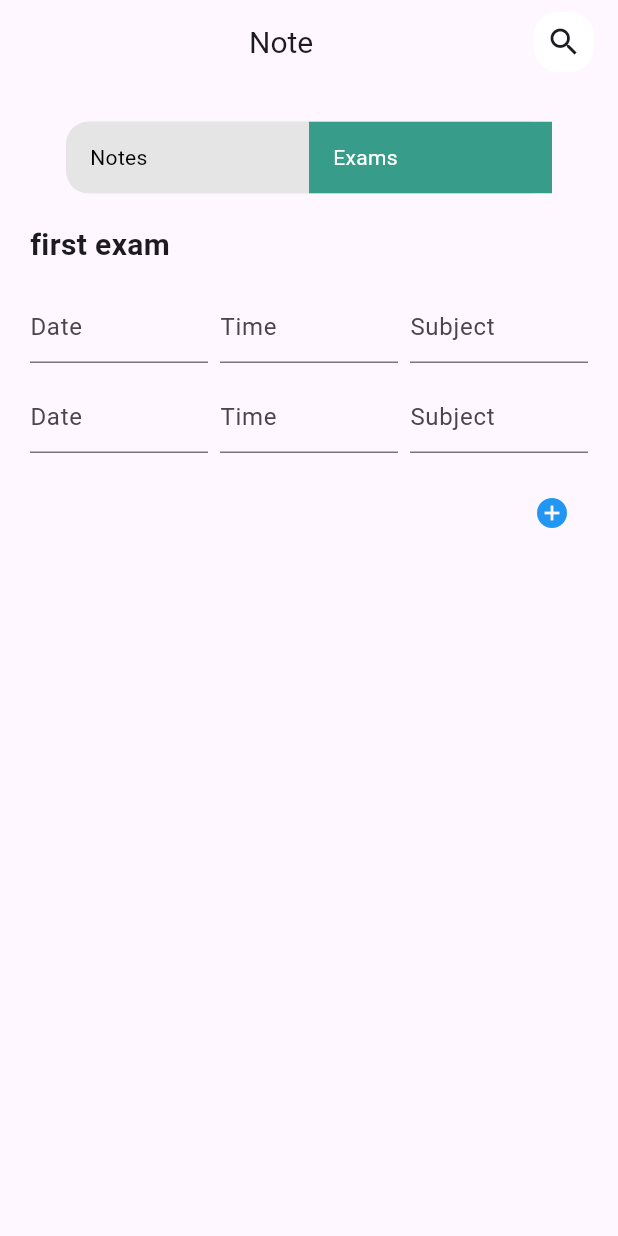
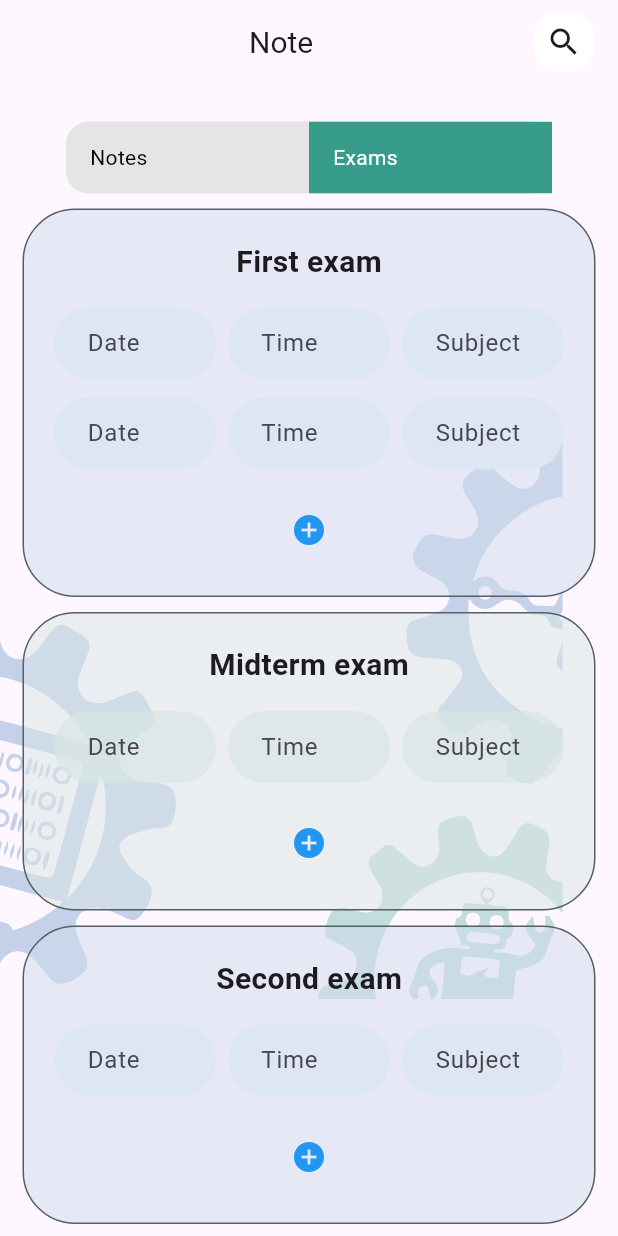
Before and after one commit to tmalkawi44-sudo/notes_app, a Flutter app: the screen it shows after launch, after a tap on "Exams", after a tap on the "add circle" icon, on a phone screen of 412 x 824 dp. Run offline on Flutter 3.47's test engine with Material 3 defaults, Android fonts, the phone set to English and light mode, and no system bars; our stand-ins replace flutter_svg.

Commit message:
ending the app design

```diff
--- a/lib/views/exams_class.dart
+++ b/lib/views/exams_class.dart
@@ -1,4 +1,6 @@
 import 'package:flutter/material.dart';
+import 'package:flutter_svg/flutter_svg.dart';
+
 import 'package:notes_app/widgets/exams_container.dart';
 
 class ExamsClass extends StatelessWidget {
@@ -6,9 +8,103 @@ class ExamsClass extends StatelessWidget {
 
   @override
   Widget build(BuildContext context) {
-    return Center(
-      child: Column(
-        children: [Expanded(child: ExamsContainer(title: 'first exam '))],
+    return Expanded(
+      child: Stack(
+        children: [
+          Container(
+            child: Padding(
+              padding: const EdgeInsets.only(top: 150),
+              child: SvgPicture.asset('lib/icons/background ( all logos ).svg'),
+            ),
+          ),
+          Expanded(
+            child: ListView(
+              children: [
+                SizedBox(height: 10),
+                Padding(
+                  padding: const EdgeInsets.symmetric(horizontal: 15),
+                  child: Container(
+                    decoration: BoxDecoration(
+                      border: Border(
+                        top: BorderSide(color: Color(0xff546068)),
+                        bottom: BorderSide(color: Color(0xff546068)),
+                        right: BorderSide(color: Color(0xff546068)),
+                        left: BorderSide(color: Color(0xff546068)),
+                      ),
+                      color: Color(0xffcfdbeb).withOpacity(0.5),
+                      borderRadius: BorderRadius.circular(35),
+                    ),
+                    child: ExamsContainer(
+                      title: 'First exam',
+                      color: Color(0xffdde7f3),
+                    ),
+                  ),
+                ),
+                SizedBox(height: 10),
+                Padding(
+                  padding: const EdgeInsets.symmetric(horizontal: 15),
+                  child: Container(
+                    decoration: BoxDecoration(
+                      border: Border(
+                        top: BorderSide(color: Color(0xff546068)),
+                        bottom: BorderSide(color: Color(0xff546068)),
+                        right: BorderSide(color: Color(0xff546068)),
+                        left: BorderSide(color: Color(0xff546068)),
+                      ),
+                      color: Color(0xffd9e6e4).withOpacity(0.5),
+                      borderRadius: BorderRadius.circular(35),
+                    ),
+                    child: ExamsContainer(
+                      title: 'Midterm exam',
+                      color: Color(0xffd9e6e4).withOpacity(0.7),
+                    ),
+                  ),
+                ),
+                SizedBox(height: 10),
+                Padding(
+                  padding: const EdgeInsets.symmetric(horizontal: 15),
+                  child: Container(
+                    decoration: BoxDecoration(
+                      border: Border(
+                        top: BorderSide(color: Color(0xff546068)),
+                        bottom: BorderSide(color: Color(0xff546068)),
+                        right: BorderSide(color: Color(0xff546068)),
+                        left: BorderSide(color: Color(0xff546068)),
+                      ),
+                      color: Color(0xffcfdbeb).withOpacity(0.5),
+                      borderRadius: BorderRadius.circular(35),
+                    ),
+                    child: ExamsContainer(
+                      title: 'Second exam',
+                      color: Color(0xffdde7f3),
+                    ),
+                  ),
+                ),
+                SizedBox(height: 10),
+                Padding(
+                  padding: const EdgeInsets.symmetric(horizontal: 15),
+                  child: Container(
+                    decoration: BoxDecoration(
+                      border: Border(
+                        top: BorderSide(color: Color(0xff546068)),
+                        bottom: BorderSide(color: Color(0xff546068)),
+                        right: BorderSide(color: Color(0xff546068)),
+                        left: BorderSide(color: Color(0xff546068)),
+                      ),
+                      color: Color(0xffd9e6e4).withOpacity(0.5),
+                      borderRadius: BorderRadius.circular(35),
+                    ),
+
+                    child: ExamsContainer(
+                      title: 'Final exam',
+                      color: Color(0xffd9e6e4).withOpacity(0.7),
+                    ),
+                  ),
+                ),
+              ],
+            ),
+          ),
+        ],
       ),
     );
   }
--- a/lib/widgets/categories_selector.dart
+++ b/lib/widgets/categories_selector.dart
@@ -23,7 +23,9 @@ class CategorySelector extends StatelessWidget {
           child: Container(
             padding: EdgeInsets.symmetric(horizontal: 16, vertical: 10),
             decoration: BoxDecoration(
-              color: isSelected ? Color(0xff379c8a) : Color(0xffdae9e6),
+              color: isSelected
+                  ? Color(0xff379c8a).withOpacity(0.7)
+                  : Color(0xffdae9e6),
               borderRadius: BorderRadius.circular(12),
             ),
             child: Text(
--- a/lib/widgets/exams_container.dart
+++ b/lib/widgets/exams_container.dart
@@ -1,9 +1,11 @@
 import 'package:flutter/material.dart';
+
 import 'package:notes_app/widgets/exam_entry.dart';
 
 class ExamsContainer extends StatefulWidget {
   final String title;
-  const ExamsContainer({required this.title, super.key});
+  Color color;
+  ExamsContainer({required this.title, required this.color});
 
   @override
   State<ExamsContainer> createState() => _ExamsContainerState();
@@ -27,9 +29,14 @@ class _ExamsContainerState extends State<ExamsContainer> {
         child: Column(
           crossAxisAlignment: CrossAxisAlignment.start,
           children: [
-            Text(
+            Center(
+              child: Text(
                 widget.title,
-              style: const TextStyle(fontSize: 20, fontWeight: FontWeight.bold),
+                style: const TextStyle(
+                  fontSize: 20,
+                  fontWeight: FontWeight.bold,
+                ),
+              ),
             ),
             const SizedBox(height: 10),
 
@@ -41,25 +48,61 @@ class _ExamsContainerState extends State<ExamsContainer> {
                   child: Row(
                     children: [
                       Expanded(
+                        child: Container(
+                          decoration: BoxDecoration(
+                            borderRadius: BorderRadius.circular(35),
+                          ),
+                          child: Center(
+                            child: Container(
+                              decoration: BoxDecoration(
+                                borderRadius: BorderRadius.circular(25),
+                                color: widget.color,
+                              ),
                               child: TextField(
-                          decoration: const InputDecoration(hintText: 'Date'),
+                                decoration: const InputDecoration(
+                                  border: InputBorder.none,
+                                  hintText: '     Date',
+                                ),
                                 onChanged: (val) => entry.date = val,
+                              ),
+                            ),
+                          ),
                         ),
                       ),
                       const SizedBox(width: 8),
                       Expanded(
+                        child: Center(
+                          child: Container(
+                            decoration: BoxDecoration(
+                              borderRadius: BorderRadius.circular(25),
+                              color: widget.color,
+                            ),
                             child: TextField(
-                          decoration: const InputDecoration(hintText: 'Time'),
+                              decoration: const InputDecoration(
+                                border: InputBorder.none,
+                                hintText: '     Time',
+                              ),
                               onChanged: (val) => entry.time = val,
+                            ),
+                          ),
                         ),
                       ),
                       const SizedBox(width: 8),
                       Expanded(
+                        child: Container(
+                          decoration: BoxDecoration(
+                            borderRadius: BorderRadius.circular(25),
+                            color: widget.color,
+                          ),
+                          child: Center(
                             child: TextField(
                               decoration: const InputDecoration(
-                            hintText: 'Subject',
+                                border: InputBorder.none,
+                                hintText: '     Subject',
                               ),
                               onChanged: (val) => entry.subject = val,
+                            ),
+                          ),
                         ),
                       ),
                     ],
@@ -70,7 +113,7 @@ class _ExamsContainerState extends State<ExamsContainer> {
 
             const SizedBox(height: 10),
             Align(
-              alignment: Alignment.centerRight,
+              alignment: Alignment.bottomCenter,
               child: IconButton(
                 icon: const Icon(Icons.add_circle, color: Colors.blue),
                 onPressed: addEntry,
```
Lines whose indentation alone changed are shown as unchanged.
